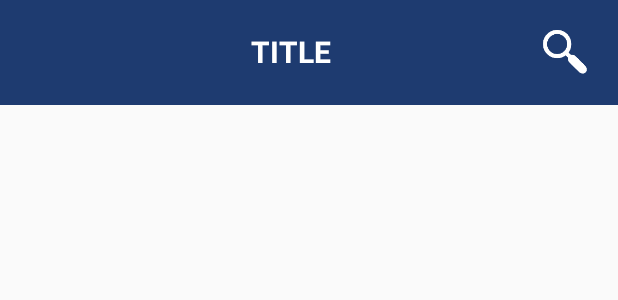
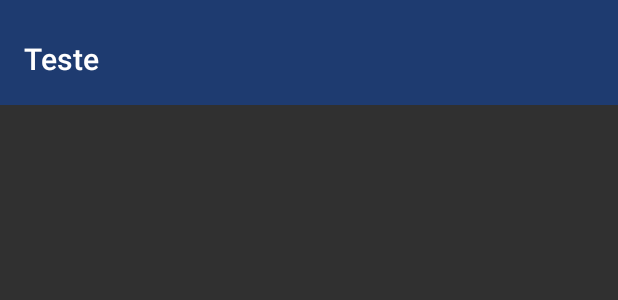
Before and after one commit to giovanijfc/Rtc-currency, an Android app: the layout component_toolbar_search.xml on its own in the app's theme, with its tools: preview values and no code run, on a phone screen of 412 x 824 dp. Shown: the top 300 px of the screen. Run offline under Robolectric (Android 15) with nearby library versions, the light colour scheme and no system bars.

```diff
--- a/app/src/main/res/layout/component_toolbar_search.xml
+++ b/app/src/main/res/layout/component_toolbar_search.xml
@@ -1,35 +1,14 @@
 <?xml version="1.0" encoding="utf-8"?>
 
 <androidx.appcompat.widget.Toolbar xmlns:android="http://schemas.android.com/apk/res/android"
+    xmlns:app="http://schemas.android.com/apk/res-auto"
     android:layout_width="match_parent"
     android:layout_height="70dp"
-    android:background="@color/colorPrimary">
-
-
-    <LinearLayout
-        android:layout_width="match_parent"
-        android:layout_height="wrap_content"
-        android:orientation="horizontal"
-        android:gravity="end">
-
-        <com.example.rtc_currency.components.RTCTextBold
-            android:id="@+id/text_title"
-            android:layout_width="match_parent"
-            android:layout_height="match_parent"
-            android:gravity="center"
-            android:text="TITLE"
-            android:textColor="@color/white"
-            android:textSize="@dimen/high_font"
-            android:paddingLeft="70dp"/>
-
-        <ImageView
-            android:id="@+id/button_search"
-            android:layout_width="40dp"
-            android:layout_height="40dp"
-            android:layout_gravity="center"
-            android:src="@mipmap/ic_search_white"
-            android:layout_marginRight="@dimen/medium_margin" />
-
-    </LinearLayout>
+    android:layout_weight="1"
+    android:background="@color/colorPrimary"
+    android:paddingTop="8dp"
+    app:title="Teste"
+    android:gravity="center"
+    app:titleTextColor="@color/white">
 
 </androidx.appcompat.widget.Toolbar>
--- a/app/src/main/res/values/styles.xml
+++ b/app/src/main/res/values/styles.xml
@@ -1,4 +1,5 @@
 <resources>
+
     <style name="AppTheme.NoActionBar" parent="Theme.AppCompat.Light.DarkActionBar">
         <item name="windowActionBar">false</item>
         <item name="windowNoTitle">true</item>
@@ -8,7 +9,7 @@
         <item name="android:windowLightStatusBar">true</item>
     </style>
 
-    <style name="AppTheme.WithToolbar" parent="Theme.AppCompat.Light.DarkActionBar">
+    <style name="AppTheme.WithToolbar" parent="@style/Theme.AppCompat.NoActionBar">
         <item name="windowActionBar">false</item>
         <item name="windowNoTitle">true</item>
         <item name="colorPrimary">@color/colorPrimary</item>
```
Also changed, not shown: app/src/main/java/com/example/rtc_currency/ui/view/BaseActivity.kt (+1 -6 lines), app/src/main/java/com/example/rtc_currency/ui/view/HomeActivity.kt (+27 -3 lines), app/src/main/res/menu/menu_toolbar_search.xml (added, +11 -0 lines).
